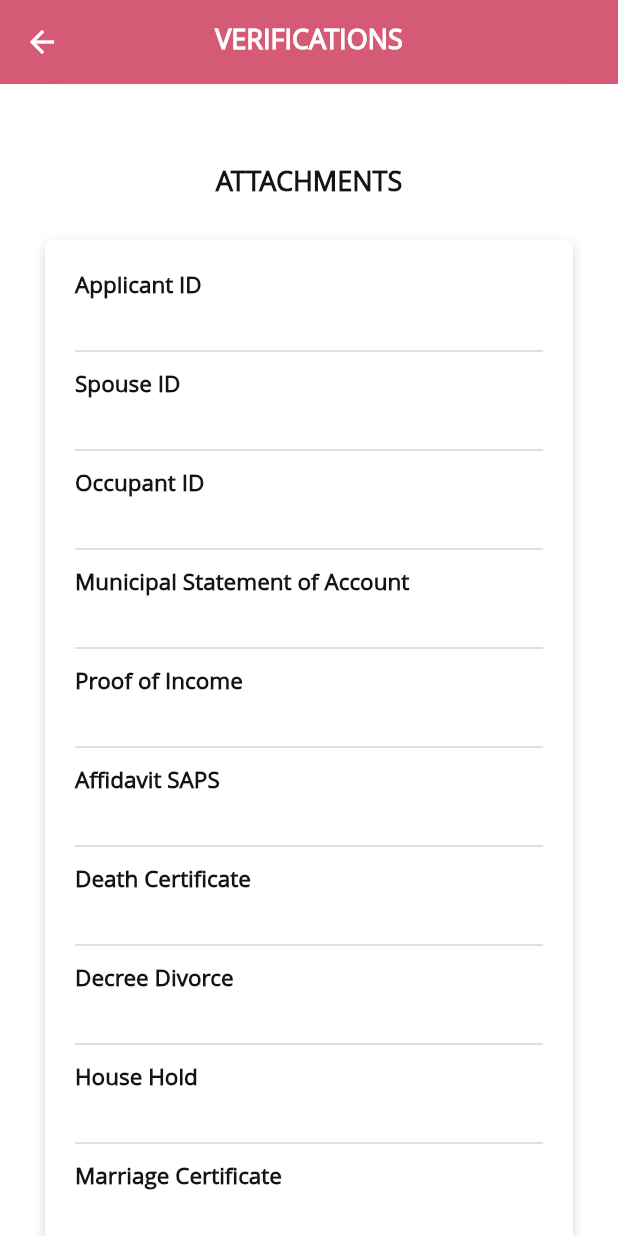
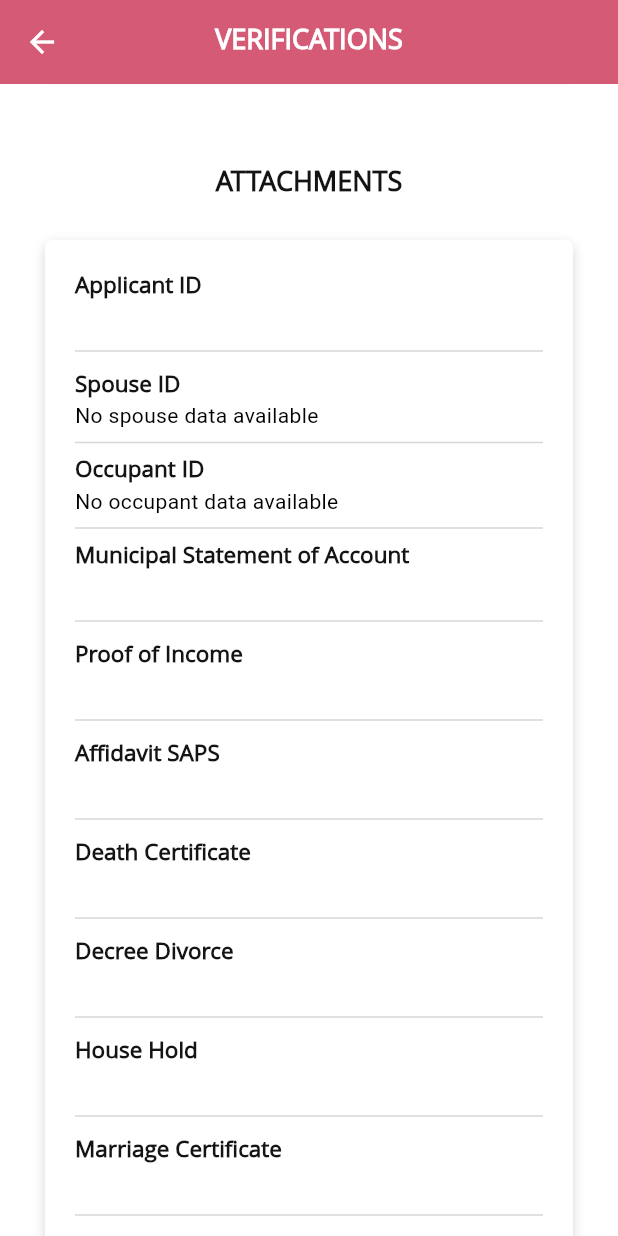
Before and after one commit to ZainMughal329/mobile_dev, a Flutter app: the ApplicantDetails screen opened directly with empty values, scrolled down 1728 dp, on a phone screen of 412 x 824 dp. Run offline on Flutter 3.47's test engine with Material 3 defaults, Android fonts, the light colour scheme and no system bars; our stand-ins replace cached_network_image, dio, file_picker, flutter_riverpod, flutter_slidable, fluttertoast and 7 more; missing offline and left inert: barcode_scan2, camera_camera, flutter_cupertino_datetime_picker, flutter_signature_pad; accounts and stored records are empty; network calls fail.

Commit message:
Showed dynamic occupant and spouse id in verifications. Added remarks functionality for reviewer

```diff
--- a/lib/applicantDetails/details/view/details.dart
+++ b/lib/applicantDetails/details/view/details.dart
@@ -1,9 +1,12 @@
 import 'package:cached_network_image/cached_network_image.dart';
+import 'package:flutter/material.dart';
 import 'package:flutter_riverpod/flutter_riverpod.dart';
+import 'package:intl/intl.dart';
 import 'package:lesedi/applicantDetails/details/notifier/details_notifier.dart';
-import 'package:flutter/material.dart';
-import 'package:intl/intl.dart';
 import 'package:lesedi/utils/app_color.dart';
+
+import '../../../model/occupant_and_spouse_model.dart';
+import '../../../widgets/common_widgets/remarks_alert_dialog.dart';
 
 //Check
 
@@ -24,7 +27,9 @@ class _ApplicantDetailsState extends ConsumerState<ApplicantDetails> {
   void initState() {
     /// TODO: implement initState
     WidgetsBinding.instance.addPostFrameCallback((timeStamp) async {
-      await ref.read(detailsProvider).getApplicantDetails(applicationId: widget.id);
+      await ref
+          .read(detailsProvider)
+          .getApplicantDetails(applicationId: widget.id);
       print(widget.id);
       ref.read(detailsProvider).getRole();
     });
@@ -35,6 +40,7 @@ class _ApplicantDetailsState extends ConsumerState<ApplicantDetails> {
   @override
   Widget build(BuildContext context) {
     final notifier = ref.watch(detailsProvider);
+    final remarksController = TextEditingController();
     return Scaffold(
       appBar: AppBar(
 //        elevation: .5,
@@ -137,10 +143,18 @@ class _ApplicantDetailsState extends ConsumerState<ApplicantDetails> {
                           subtitle: notifier.models?.age.toString() ?? ""),
                     DetailWidget(
                       title: "Spouse ID",
-                          subtitle: notifier.models?.spouseIdNumber ?? ""),
+                      subtitle: notifier.occupantAndSpouseModel?.spouseIdsWithImages
+                          ?.map((spouse) => spouse.id)
+                          .join(', ') ??
+                          "",
+                    ),
                     DetailWidget(
                       title: "Occupant ID",
-                          subtitle: notifier.models?.occupantId ?? ""),
+                      subtitle: notifier.occupantAndSpouseModel?.occupantIdsWithImages
+                          ?.map((spouse) => spouse.id)
+                          .join(', ') ??
+                          "",
+                    ),
                       DetailWidget(
                           title: "Stand/Erf Number",
                           subtitle: notifier.models?.standNumber ?? ""),
@@ -383,41 +397,15 @@ class _ApplicantDetailsState extends ConsumerState<ApplicantDetails> {
                         title: "Applicant ID ",
                         image: notifier.models?.applicantIdProof ?? "",
                       ),
-                      DetailImageWidget(
+                      SpouseImageWidget(
                         title: "Spouse ID ",
-                        image: notifier.models?.spouseId ?? "",
+                        spouseIdsWithImages: notifier.occupantAndSpouseModel?.spouseIdsWithImages,
                       ),
-                      Text(
-                        'Occupant ID',
-                        style: _style(),
+                      OccupantImageWidget(
+                        title: "Occupant ID ",
+                        occupantIdsWithImages: notifier.occupantAndSpouseModel?.occupantIdsWithImages,
                       ),
-                      SizedBox(
-                        height: 4,
-                      ),
-                      notifier.models?.occupantIds != null
-                          ? Container(
-                              height: 150,
-                              child: ListView(
-                                scrollDirection: Axis.horizontal,
-                                children: List.generate(
-                                  notifier.models?.occupantIds?.length ?? 0,
-                                  (index) => Image(
-                                    image: CachedNetworkImageProvider(notifier
-                                            .models?.occupantIds?[index].url ??
-                                        ""),
-                                    width: 100,
-                                    fit: BoxFit.cover,
-                                  ),
-                                ),
-                              ),
-                            )
-                          : Text(''),
-                      Divider(
-                        color: Color(0x29000000),
-                      ),
-                      SizedBox(
-                        height: 4,
-                      ),
+
                       DetailImageWidget(
                         title: 'Municipal Statement of Account',
                         image: notifier.models?.accountStatement ?? "",
@@ -702,7 +690,8 @@ class _ApplicantDetailsState extends ConsumerState<ApplicantDetails> {
                                   (index) => Image(
                                     image: CachedNetworkImageProvider(notifier
                                             .models
-                                  ?.electricity_meter_attachments?[index]
+                                            ?.electricity_meter_attachments?[
+                                                index]
                                             .url ??
                                         ""),
                                     width: 100,
@@ -725,7 +714,6 @@ class _ApplicantDetailsState extends ConsumerState<ApplicantDetails> {
                         "Property Attachments",
                         style: _style(),
                       ),
-
                       SizedBox(
                         height: 4,
                       ),
@@ -768,15 +756,38 @@ class _ApplicantDetailsState extends ConsumerState<ApplicantDetails> {
               ],
             ),
           ),
-
           notifier.role == 'reviewer'
               ? Row(
                   children: <Widget>[
                     Expanded(
                       child: InkWell(
                         onTap: () {
+                          showDialog(
+                            context: context,
+                            builder: (BuildContext context) {
+                              final notifier = ref.watch(detailsProvider);
+                              final userRole = notifier.role;
+                              return RemarksAlertDialog(
+                                userRole: userRole,
+                                remarksController: remarksController,
+                                onCancel: () {
+                                  Navigator.of(context).pop();
+                                },
+                                onConfirm: () {
+                                  notifier.updateApplication(
+                                    applicationId: widget.id,
+                                    remarks: remarksController.text,
+                                    userRole: userRole,
+                                  );
                                   notifier.reviewedApplicant(
                                       applicationId: widget.id);
+                                  print(
+                                      'remarks by ${userRole}: ${remarksController.text}');
+                                  Navigator.of(context).pop();
+                                },
+                              );
+                            },
+                          );
                         },
                         child: Padding(
                           padding: const EdgeInsets.only(
@@ -874,178 +885,6 @@ class _ApplicantDetailsState extends ConsumerState<ApplicantDetails> {
                   ],
                 )
               : Text(''),
-
-//           /// bills updated work
-//
-//           SizedBox(
-//             height: 20,
-//           ),
-//           Text(
-//             "Bills",
-//             style: TextStyle(
-//                 letterSpacing: 0.0,
-//                 color: Color(0xff141414),
-//                 fontFamily: "Open Sans",
-//                 fontWeight: FontWeight.w700,
-//                 fontSize: 18.0),
-//           ),
-//           Container(
-//               alignment: Alignment.center,
-//               padding:
-//                   EdgeInsets.only(top: 20.0, bottom: 12, left: 20, right: 20),
-//               margin: EdgeInsets.only(left: 30, right: 30, top: 25, bottom: 40),
-// //          height: 665.0,
-//               decoration: BoxDecoration(
-//                 borderRadius: BorderRadius.circular(5.0),
-//                 color: const Color(0xffffffff),
-//                 boxShadow: [
-//                   BoxShadow(
-//                     color: const Color(0x29000000),
-//                     offset: Offset(0, 3),
-//                     blurRadius: 6,
-//                   ),
-//                 ],
-//               ),
-//               child: Column(
-//                 crossAxisAlignment: CrossAxisAlignment.start,
-//                 children: [
-//                   DetailWidget(
-//                       title: "Water Meter Number",
-//                       subtitle: notifier.models?.water_meter_number ?? ""),
-//                   DetailWidget(
-//                       title: "Water Meter Reading",
-//                       subtitle: notifier.models?.water_meter_reading ?? ""),
-//                   // DetailImageWidget(title: "Water Meter Attachment", image:water_meter_attachments??""),
-//
-//                   Text(
-//                     "Water Meter Attachments",
-//                     style: _style(),
-//                   ),
-//                   SizedBox(
-//                     height: 4,
-//                   ),
-//                   notifier.models?.water_meter_attachments != null
-//                       ? Container(
-//                           height: 150,
-//                           margin: EdgeInsets.only(top: 10),
-//                           child: ListView(
-//                             scrollDirection: Axis.horizontal,
-//                             shrinkWrap: true,
-//                             children: List.generate(
-//                               notifier.models?.water_meter_attachments
-//                                       ?.length ??
-//                                   0,
-//                               (index) => Image(
-//                                 image: CachedNetworkImageProvider(notifier
-//                                         .models
-//                                         ?.water_meter_attachments?[index]
-//                                         .url ??
-//                                     ""),
-//                                 width: 100,
-//                                 fit: BoxFit.cover,
-//                               ),
-//                             ),
-//                           ),
-//                         )
-//                       : Text(''),
-//                   SizedBox(
-//                     height: 4,
-//                   ),
-//                   Divider(
-//                     color: Color(0x29000000),
-//                   ),
-//                   SizedBox(
-//                     height: 4,
-//                   ),
-//                   DetailWidget(
-//                       title: "Electricity Meter Number",
-//                       subtitle:
-//                           notifier.models?.electricity_meter_number ?? ""),
-//                   DetailWidget(
-//                       title: "Electricity Meter Reading",
-//                       subtitle:
-//                           notifier.models?.electricity_meter_reading ?? ""),
-//
-//                   Text(
-//                     "Electricity Meter Attachments",
-//                     style: _style(),
-//                   ),
-//                   SizedBox(
-//                     height: 4,
-//                   ),
-//                   notifier.models?.electricity_meter_attachments != null
-//                       ? Container(
-//                           height: 150,
-//                           margin: EdgeInsets.only(top: 10),
-//                           child: ListView(
-//                             scrollDirection: Axis.horizontal,
-//                             shrinkWrap: true,
-//                             children: List.generate(
-//                               notifier.models?.electricity_meter_attachments
-//                                       ?.length ??
-//                                   0,
-//                               (index) => Image(
-//                                 image: CachedNetworkImageProvider(notifier
-//                                         .models
-//                                         ?.electricity_meter_attachments?[index]
-//                                         .url ??
-//                                     ""),
-//                                 width: 100,
-//                                 fit: BoxFit.cover,
-//                               ),
-//                             ),
-//                           ),
-//                         )
-//                       : Text(''),
-//                   SizedBox(
-//                     height: 4,
-//                   ),
-//                   Divider(
-//                     color: Color(0x29000000),
-//                   ),
-//                   SizedBox(
-//                     height: 4,
-//                   ),
-//                   Text(
-//                     "Property Attachments",
-//                     style: _style(),
-//                   ),
-//
-//                   SizedBox(
-//                     height: 4,
-//                   ),
-//                   notifier.models?.property_meter_attachments != null
-//                       ? Container(
-//                           height: 150,
-//                           margin: EdgeInsets.only(top: 10),
-//                           child: ListView(
-//                             scrollDirection: Axis.horizontal,
-//                             shrinkWrap: true,
-//                             children: List.generate(
-//                               notifier.models?.property_meter_attachments
-//                                       ?.length ??
-//                                   0,
-//                               (index) => Image(
-//                                 image: CachedNetworkImageProvider(notifier
-//                                         .models
-//                                         ?.property_meter_attachments?[index]
-//                                         .url ??
-//                                     ""),
-//                                 width: 100,
-//                                 fit: BoxFit.cover,
-//                               ),
-//                             ),
-//                           ),
-//                         )
-//                       : Text(''),
-//                   Divider(
-//                     color: Color(0x29000000),
-//                   ),
-//                   SizedBox(
-//                     height: 4,
-//                   ),
-//                 ],
-//               )),
         ],
       )),
     );
@@ -1088,6 +927,127 @@ class _ApplicantDetailsState extends ConsumerState<ApplicantDetails> {
   }
 }
 
+
+
+class SpouseImageWidget extends StatelessWidget {
+  final String title;
+  final List<SpouseIdsWithImages>? spouseIdsWithImages;
+
+  const SpouseImageWidget(
+      {super.key, required this.title, required this.spouseIdsWithImages});
+
+  @override
+  Widget build(BuildContext context) {
+    return Column(
+      crossAxisAlignment: CrossAxisAlignment.start,
+      children: [
+        Text(
+          title,
+          style: _style(),
+        ),
+        if (spouseIdsWithImages != null)
+          ...spouseIdsWithImages!.map((spouse) {
+            return Padding(
+              padding: const EdgeInsets.all(8.0),
+              child: Column(
+                crossAxisAlignment: CrossAxisAlignment.start,
+                children: [
+                  Text(
+                    'ID: ${spouse.id}',
+                    style: _style(),
+                  ),
+                  if (spouse.selectedImages != null &&
+                      spouse.selectedImages!.isNotEmpty)
+                    Wrap(
+                      children: spouse.selectedImages!.map((imagePath) {
+                        return Padding(
+                          padding: const EdgeInsets.all(4.0),
+                          child: SizedBox(
+                            height: 100, // Adjust height as needed
+                            width: 100, // Adjust width as needed
+                            child: Image.network(
+                              imagePath,
+                              fit: BoxFit.cover,
+                            ),
+                          ),
+                        );
+                      }).toList(),
+                    )
+                  else
+                    const Text('No images selected'),
+                ],
+              ),
+            );
+          }).toList()
+        else
+          const Text('No spouse data available'),
+        Divider(
+          color: Color(0x29000000),
+        ),
+      ],
+    );
+  }
+}
+
+class OccupantImageWidget extends StatelessWidget {
+  final String title;
+  final List<OccupantIdsWithImages>? occupantIdsWithImages;
+
+  const OccupantImageWidget(
+      {super.key, required this.title, required this.occupantIdsWithImages});
+
+  @override
+  Widget build(BuildContext context) {
+    return Column(
+      crossAxisAlignment: CrossAxisAlignment.start,
+      children: [
+        Text(
+          title,
+          style: _style(),
+        ),
+        if (occupantIdsWithImages != null)
+          ...occupantIdsWithImages!.map((occupant) {
+            return Padding(
+              padding: const EdgeInsets.all(8.0),
+              child: Column(
+                crossAxisAlignment: CrossAxisAlignment.start,
+                children: [
+                  Text(
+                    'ID: ${occupant.id}',
+                    style: _style(),
+                  ),
+                  if (occupant.selectedImages != null &&
+                      occupant.selectedImages!.isNotEmpty)
+                    Wrap(
+                      children: occupant.selectedImages!.map((imagePath) {
+                        return Padding(
+                          padding: const EdgeInsets.all(4.0),
+                          child: SizedBox(
+                            height: 100, // Adjust height as needed
+                            width: 100, // Adjust width as needed
+                            child: Image.network(
+                              imagePath,
+                              fit: BoxFit.cover,
+                            ),
+                          ),
+                        );
+                      }).toList(),
+                    )
+                  else
+                    const Text('No images selected'),
+                ],
+              ),
+            );
+          }).toList()
+        else
+          const Text('No occupant data available'),
+        Divider(
+          color: Color(0x29000000),
+        ),
+      ],
+    );
+  }
+}
 
 class DetailImageWidget extends StatelessWidget {
   const DetailImageWidget(
--- /dev/null
+++ b/lib/model/occupant_and_spouse_model.dart
@@ -0,0 +1,75 @@
+class OccupantAndSpouseModel {
+  List<OccupantIdsWithImages>? occupantIdsWithImages;
+  List<SpouseIdsWithImages>? spouseIdsWithImages;
+
+  OccupantAndSpouseModel({
+    this.occupantIdsWithImages,
+    this.spouseIdsWithImages,
+  });
+
+  OccupantAndSpouseModel.fromJson(Map<String, dynamic> json) {
+    if (json['occupant_ids_with_images'] != null) {
+      occupantIdsWithImages = <OccupantIdsWithImages>[];
+      json['occupant_ids_with_images'].forEach((v) {
+        occupantIdsWithImages!.add(new OccupantIdsWithImages.fromJson(v));
+      });
+    }
+    if (json['spouse_ids_with_images'] != null) {
+      spouseIdsWithImages = <SpouseIdsWithImages>[];
+      json['spouse_ids_with_images'].forEach((v) {
+        spouseIdsWithImages!.add(new SpouseIdsWithImages.fromJson(v));
+      });
+    }
+  }
+
+  Map<String, dynamic> toJson() {
+    final Map<String, dynamic> data = new Map<String, dynamic>();
+    if (this.occupantIdsWithImages != null) {
+      data['occupant_ids_with_images'] =
+          this.occupantIdsWithImages!.map((v) => v.toJson()).toList();
+    }
+    if (this.spouseIdsWithImages != null) {
+      data['spouse_ids_with_images'] =
+          this.spouseIdsWithImages!.map((v) => v.toJson()).toList();
+    }
+    return data;
+  }
+}
+
+class OccupantIdsWithImages {
+  String? id;
+  List<String>? selectedImages;
+
+  OccupantIdsWithImages({this.id, this.selectedImages});
+
+  OccupantIdsWithImages.fromJson(Map<String, dynamic> json) {
+    id = json['id'];
+    selectedImages = json['selectedImages'].cast<String>();
+  }
+
+  Map<String, dynamic> toJson() {
+    final Map<String, dynamic> data = new Map<String, dynamic>();
+    data['id'] = this.id;
+    data['selectedImages'] = this.selectedImages;
+    return data;
+  }
+}
+
+class SpouseIdsWithImages {
+  String? id;
+  List<String>? selectedImages;
+
+  SpouseIdsWithImages({this.id, this.selectedImages});
+
+  SpouseIdsWithImages.fromJson(Map<String, dynamic> json) {
+    id = json['id'];
+    selectedImages = json['selectedImages'].cast<String>();
+  }
+
+  Map<String, dynamic> toJson() {
+    final Map<String, dynamic> data = new Map<String, dynamic>();
+    data['id'] = this.id;
+    data['selectedImages'] = this.selectedImages;
+    return data;
+  }
+}
--- a/lib/utils/ap_flavour_configurations.dart
+++ b/lib/utils/ap_flavour_configurations.dart
@@ -41,7 +41,9 @@ class AppFlavoursConfigurations {
   };
   static const configJohannesburgPro = {
     "app_name": "Johannesburg",
-    "base_url": "http://167.172.170.109:3002/",
+    //"base_url": "https://122c-182-181-227-163.ngrok-free.app/",
+    //"base_url": "http://167.172.170.109:3002/",
+    "base_url": "http://213.136.94.46:3001/",
     "app_logo": "assets/images/logos_and_icons/joburg_logo.png",
     "app_icon": "......",
     "env": "johannesburg"
```
Also changed, not shown: lib/applicantDetails/details/notifier/details_notifier.dart (+65 -16 lines), lib/widgets/common_widgets/remarks_alert_dialog.dart (added, +84 -0 lines). Lines whose indentation alone changed are shown as unchanged.
